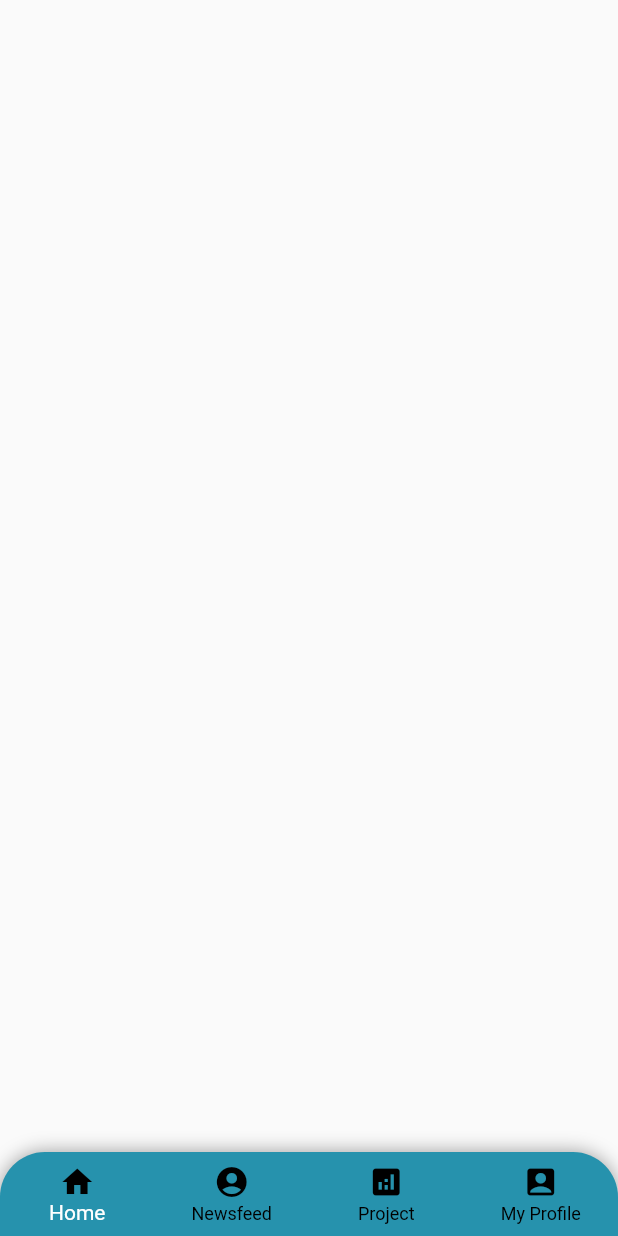
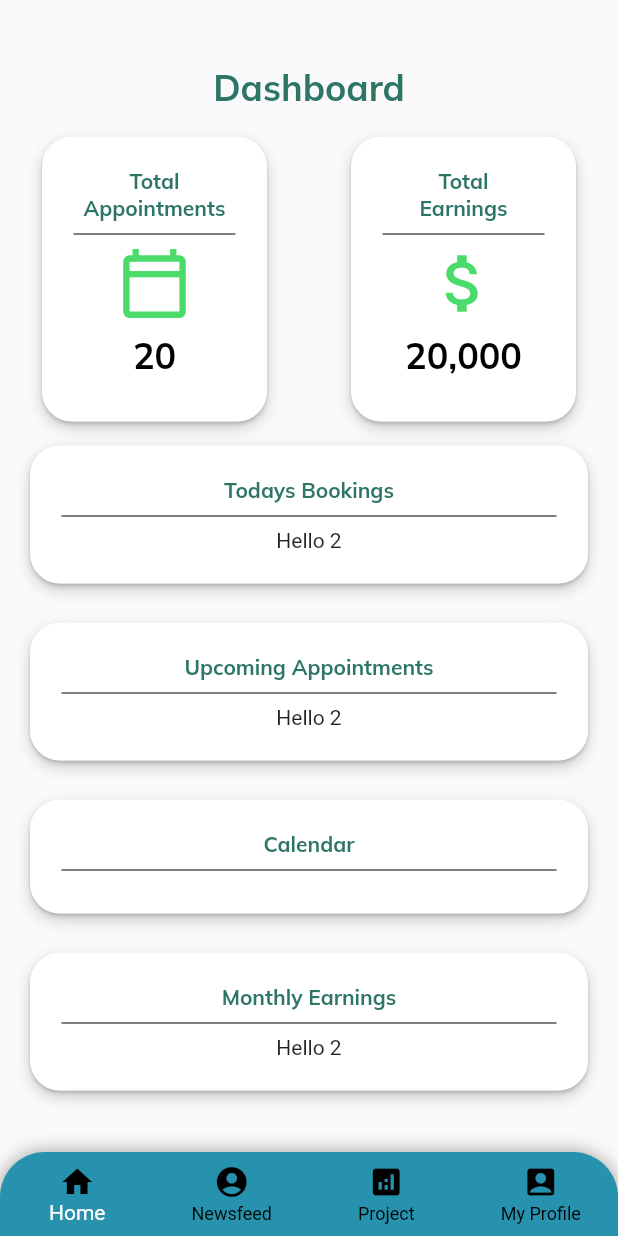
Before and after one commit to AuditorsPal/fyp, a Flutter app: the BottomNavigation screen opened directly, on a phone screen of 412 x 824 dp. Run offline on Flutter 3.47's test engine with Material 2 defaults, Android fonts, the phone set to English and light mode, and no system bars; our stand-ins replace cloud_firestore, firebase_auth, firebase_core, google_fonts, motion_toast, shimmer and 1 more; missing offline and left inert: flutter_overlay_loader; accounts and stored records are empty.

Commit message:
dashboardstatic

```diff
--- a/lib/screens/AuditorsViews/AllProjects.dart
+++ b/lib/screens/AuditorsViews/AllProjects.dart
@@ -3,6 +3,11 @@ import 'package:auditorpal/controlller/readService.dart';
 import 'package:cloud_firestore/cloud_firestore.dart';
 import 'package:shimmer/shimmer.dart';
 import 'package:auditorpal/Colors.dart';
+import 'package:flutter/material.dart';
+import 'package:auditorpal/model/usermodel.dart';
+import 'package:auditorpal/widgets/cards.dart';
+import 'package:google_fonts/google_fonts.dart';
+import 'package:table_calendar/table_calendar.dart';
 
 class AllProjects extends StatefulWidget {
   const AllProjects({Key? key}) : super(key: key);
@@ -13,6 +18,7 @@ class AllProjects extends StatefulWidget {
 
 class AllProjects_State extends State<AllProjects> {
   late final Stream<QuerySnapshot>? events;
+
   @override
   void initState() {
     // TODO: implement initState
@@ -22,147 +28,206 @@ class AllProjects_State extends State<AllProjects> {
 
   @override
   Widget build(BuildContext context) {
-    return Container(
-        child: StreamBuilder<QuerySnapshot>(
-            stream: events,
-            builder:
-                (BuildContext context, AsyncSnapshot<QuerySnapshot> snapshot) {
-              if (snapshot.hasError) {
-                return Text(
-                  "Something went wrong",
-                  style: const TextStyle(fontSize: 20),
-                );
-              }
-              if (snapshot.connectionState == ConnectionState.waiting) {
-                return SizedBox(
-                    width: 200.0,
-                    height: 100.0,
-                    child: Container(
-                      width: double.infinity,
-                      padding: const EdgeInsets.symmetric(
-                          horizontal: 16.0, vertical: 16.0),
+        return Stack(
+      children: [
+        SingleChildScrollView(
           child: Column(
-                        mainAxisSize: MainAxisSize.max,
-                        children: <Widget>[
-                          Expanded(
-                            child: Shimmer.fromColors(
-                              baseColor: Colors.grey,
-                              highlightColor: Colors.grey,
-                              enabled: true,
-                              child: ListView.builder(
-                                itemBuilder: (_, __) => Padding(
-                                  padding: const EdgeInsets.only(bottom: 10.0),
-                                  child: Row(
-                                    crossAxisAlignment:
-                                        CrossAxisAlignment.start,
-                                    children: <Widget>[
-                                      Container(
-                                        width: 48.0,
-                                        height: 48.0,
-                                        color: Colors.white,
+            mainAxisAlignment: MainAxisAlignment.center,
+            children: [
+              const SizedBox(
+                height: 10,
               ),
-                                      const Padding(
-                                        padding: EdgeInsets.symmetric(
-                                            horizontal: 8.0),
+              Text(
+                "Dashboard",
+                style: GoogleFonts.mulish(
+                  textStyle: const TextStyle(
+                      color: Color(0xff2D7567),
+                      fontSize: 24,
+                      fontWeight: FontWeight.bold),
                 ),
-                                      Expanded(
+              ),
+              const SizedBox(
+                height: 10,
+              ),
+              Row(
+                mainAxisAlignment: MainAxisAlignment.spaceAround,
+                children: [
+                  SizedBox(
+                    width: 190,
                     child: Column(
-                                          crossAxisAlignment:
-                                              CrossAxisAlignment.start,
-                                          children: <Widget>[
-                                            Container(
-                                              width: double.infinity,
-                                              height: 8.0,
-                                              color: Colors.white,
+                      children: [
+                        AppCard(
+                          child: Column(
+                              crossAxisAlignment: CrossAxisAlignment.center,
+                              children: [
+                                Text(
+                                  'Total\nAppointments',
+                                  textAlign: TextAlign.center,
+                                  style: GoogleFonts.mulish(
+                                    textStyle: const TextStyle(
+                                        color: Color(0xff2D7567),
+                                        fontSize: 14,
+                                        fontWeight: FontWeight.bold),
                                   ),
-                                            const Padding(
-                                              padding: EdgeInsets.symmetric(
-                                                  vertical: 2.0),
                                 ),
-                                            Container(
-                                              width: double.infinity,
-                                              height: 8.0,
-                                              color: Colors.white,
+                                const Divider(
+                                  color: Colors.black,
                                 ),
-                                            const Padding(
-                                              padding: EdgeInsets.symmetric(
-                                                  vertical: 2.0),
+                                Icon(
+                                  Icons.calendar_today_outlined,
+                                  color: Color(0xff4BDB6A),
+                                  size: 50,
                                 ),
-                                            Container(
-                                              width: 40.0,
-                                              height: 8.0,
-                                              color: Colors.white,
+                                Padding(
+                                  padding: const EdgeInsets.all(8.0),
+                                  child: Text(
+                                    '20',
+                                    style: GoogleFonts.mulish(
+                                      textStyle: const TextStyle(
+                                          color: Colors.black,
+                                          fontSize: 24,
+                                          fontWeight: FontWeight.w700),
+                                    ),
+                                  ),
+                                ),
+                              ]),
                         ),
                       ],
                     ),
-                                      )
-                                    ],
+                  ),
+                  SizedBox(
+                    width: 190,
+                    child: Column(
+                      children: [
+                        AppCard(
+                          child: Column(
+                              crossAxisAlignment: CrossAxisAlignment.center,
+                              children: [
+                                Text(
+                                  'Total\nEarnings',
+                                  textAlign: TextAlign.center,
+                                  style: GoogleFonts.mulish(
+                                    textStyle: const TextStyle(
+                                        color: Color(0xff2D7567),
+                                        fontSize: 14,
+                                        fontWeight: FontWeight.bold),
                                   ),
                                 ),
-                                itemCount: 6,
+                                const Divider(
+                                  color: Colors.black,
                                 ),
+                                Icon(
+                                  Icons.attach_money,
+                                  color: Color(0xff4BDB6A),
+                                  size: 50,
+                                ),
+                                Padding(
+                                  padding: const EdgeInsets.all(8.0),
+                                  child: Text(
+                                    '20,000',
+                                    style: GoogleFonts.mulish(
+                                      textStyle: const TextStyle(
+                                          color: Colors.black,
+                                          fontSize: 24,
+                                          fontWeight: FontWeight.w700),
+                                    ),
+                                  ),
+                                ),
+                              ]),
+                        ),
+                      ],
                     ),
                   ),
                 ],
               ),
-                    ));
-              }
+              AppCard(
+                child: Column(
+                    crossAxisAlignment: CrossAxisAlignment.center,
+                    children: [
+                      Text(
+                        'Todays Bookings',
+                        style: GoogleFonts.mulish(
+                          textStyle: const TextStyle(
+                              color: Color(0xff2D7567),
+                              fontSize: 14,
+                              fontWeight: FontWeight.bold),
+                        ),
+                      ),
+                      const Divider(
+                        color: Colors.black,
+                      ),
+                      const Text('Hello 2'),
+                    ]),
+              ),
+              const SizedBox(
+                height: 10,
+              ),
+              AppCard(
+                child: Column(
+                    crossAxisAlignment: CrossAxisAlignment.center,
+                    children: [
+                      Text(
+                        'Upcoming Appointments',
+                        style: GoogleFonts.mulish(
+                          textStyle: const TextStyle(
+                              color: Color(0xff2D7567),
+                              fontSize: 14,
+                              fontWeight: FontWeight.bold),
+                        ),
+                      ),
+                      const Divider(
+                        color: Colors.black,
+                      ),
+                      const Text('Hello 2'),
+                    ]),
+              ),
+              const SizedBox(
+                height: 10,
+              ),
+              AppCard(
+                child: Column(
+                    crossAxisAlignment: CrossAxisAlignment.center,
+                    children: [
+                      Text(
+                        'Calendar',
+                        style: GoogleFonts.mulish(
+                          textStyle: const TextStyle(
+                              color: Color(0xff2D7567),
+                              fontSize: 14,
+                              fontWeight: FontWeight.bold),
+                        ),
+                      ),
+                      const Divider(
+                        color: Colors.black,
+                      ),
 
-              final data = snapshot.requireData;
-              return ListView.builder(
-                  itemCount: data.size,
-                  // Text(data.docs[index]['name'])
-                  itemBuilder: (context, index) {
-                    return Card(
-                        color: Colors.white70,
-                        margin: EdgeInsets.all(30),
-                        child: Container(
-                        width: 300,
-                        height: 225,
-                        margin: EdgeInsets.all(20),
+                    ]),
+              ),
+              const SizedBox(
+                height: 10,
+              ),
+              AppCard(
                 child: Column(
+                    crossAxisAlignment: CrossAxisAlignment.center,
                     children: [
-                    Text(data.docs[index]["title"],
-                    style: TextStyle(
-                    color: Colors.blue,
-                    fontSize: 20,
-                    fontWeight: FontWeight.bold,
-                    decoration: TextDecoration.underline,
-                    ),),
-                    SizedBox(height: 10,),
-                    Text("Here is the basic description of the project and the details about the type of company business. This will help the auditors get the basic info about the auditing project they are supposed to do...",
+                      Text(
+                        'Monthly Earnings',
+                        style: GoogleFonts.mulish(
+                          textStyle: const TextStyle(
+                              color: Color(0xff2D7567),
+                              fontSize: 14,
+                              fontWeight: FontWeight.bold),
                         ),
-                    SizedBox(height: 10,),
-                    Text("Budget: Rs. 50,000",
-                    style: TextStyle(
-                    fontSize: 14,
-                    fontWeight: FontWeight.bold,
-
-                    ),),
-                    SizedBox(height: 15,),
-                    ElevatedButton(
-                    onPressed: () {},
-
-                    style: ElevatedButton.styleFrom(
-                    primary: Colors.white,
-                    elevation: 0,
-                    padding: EdgeInsets.fromLTRB(20, 12, 20, 12),
-                    shape: RoundedRectangleBorder(
-                    borderRadius: BorderRadius.circular(20),
-                    side: BorderSide(color: Colors.black,)
-                    )
                       ),
-                    child: Text("View Profile",
-                    style: TextStyle(
-                    fontWeight: FontWeight.bold,
-                    fontSize: 16,
+                      const Divider(
                         color: Colors.black,
-                    ),),
-                    )
+                      ),
+                      const Text('Hello 2'),
+                    ]),
+              ),
             ],
           ),
-                        ));
-                  });
-            }));
-  }
-}
+        ),
+      ],
+    );
+              }}
--- /dev/null
+++ b/lib/widgets/cards.dart
@@ -0,0 +1,42 @@
+import 'package:flutter/material.dart';
+
+class AppCard extends StatefulWidget {
+  final Widget child;
+
+  const AppCard({Key? key, required this.child}) : super(key: key);
+
+  @override
+  _AppCardState createState() => _AppCardState();
+}
+
+class _AppCardState extends State<AppCard> {
+  @override
+  Widget build(BuildContext context) {
+    return Column(
+      crossAxisAlignment: CrossAxisAlignment.stretch,
+      children: [
+        Card(
+          shape:
+              RoundedRectangleBorder(borderRadius: BorderRadius.circular(20)),
+          margin: const EdgeInsets.symmetric(vertical: 8.0, horizontal: 20.0),
+          color: Colors.white,
+          child: Container(
+            padding: const EdgeInsets.all(20.0),
+            child: widget.child,
+            decoration: BoxDecoration(
+              color: Colors.white,
+              borderRadius: BorderRadius.circular(20),
+              border: Border.all(color: Colors.white),
+              boxShadow: [
+                BoxShadow(
+                    color: Colors.grey.withOpacity(0.5),
+                    blurRadius: 8,
+                    offset: const Offset(0, 4)),
+              ],
+            ),
+          ),
+        )
+      ],
+    );
+  }
+}
--- a/pubspec.yaml
+++ b/pubspec.yaml
@@ -42,6 +42,8 @@ dependencies:
   motion_toast: ^2.1.6
   flutter_overlay_loader: ^2.0.0
   shimmer: ^2.0.0
+  google_fonts: ^3.0.0
+  table_calendar: ^3.0.5
 
 dev_dependencies:
   flutter_test:
```
Also changed, not shown: lib/widgets/dashboard.dart (added, +225 -0 lines), pubspec.lock. Lines whose indentation alone changed are shown as unchanged.
